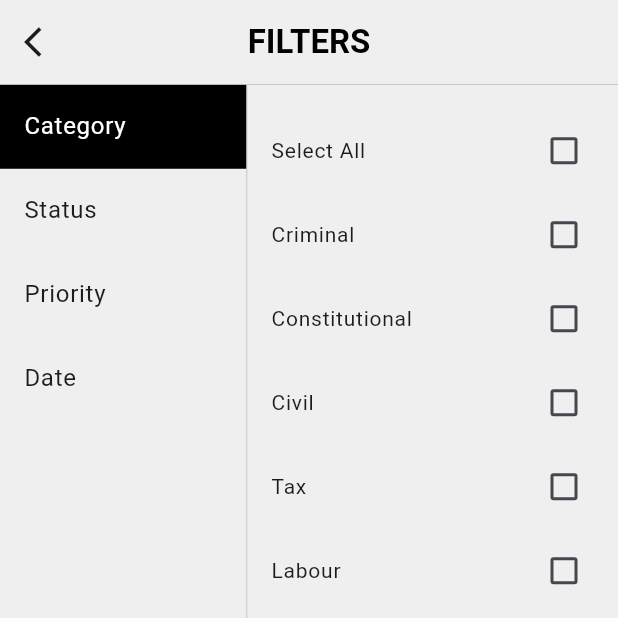
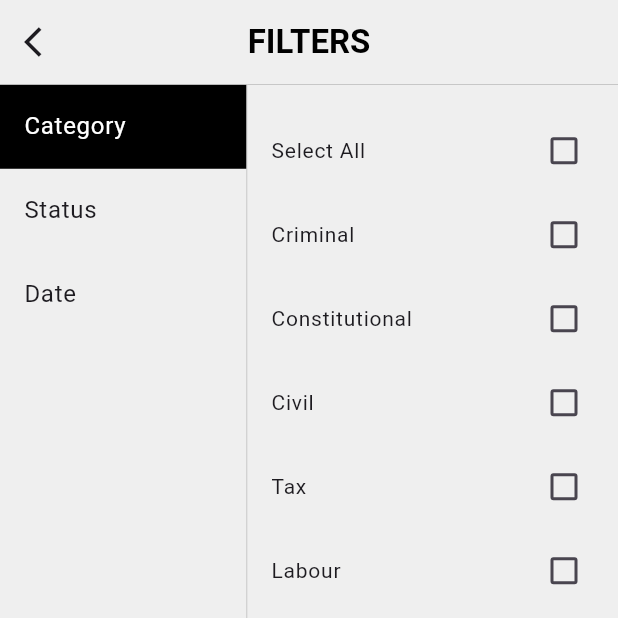
Before and after one commit to major-project326/case_flow_management, a Flutter app: the CaseFiltersPage screen opened directly, on a phone screen of 412 x 824 dp, the top half of it. Run offline on Flutter 3.47's test engine with Material 3 defaults, Android fonts, the phone set to English and light mode, and no system bars; our stand-ins replace badges, cloud_firestore, firebase_auth, firebase_core, get; missing offline and left inert: cunning_document_scanner, google_mlkit_text_recognition; accounts and stored records are empty.

Commit message:
Filters modified

```diff
--- a/lib/controllers/cases_controller.dart
+++ b/lib/controllers/cases_controller.dart
@@ -90,16 +90,12 @@ class CasesController extends GetxController {
 
   // FILTER & SEARCH CASES --------------------------------------------------------
 
-  List<String> categories = ["Category", "Status", "Priority", "Date"];
+  List<String> categories = ["Category", "Status", "Date"];
   Rx<int> selectedCategory = 0.obs;
   RxList<String> dates = <String>[].obs;
 
-  RxMap<String, Set<String>> selectedFilters = <String, Set<String>>{
-    "Category": {},
-    "Status": {},
-    "Priority": {},
-    "Date": {}
-  }.obs;
+  RxMap<String, Set<String>> selectedFilters =
+      <String, Set<String>>{"Category": {}, "Status": {}, "Date": {}}.obs;
 
   void setSelectedCategory(int value) {
     selectedCategory.value = value;
@@ -139,10 +135,6 @@ class CasesController extends GetxController {
             Constants.statusColorMap.keys.length) {
       return true;
     } else if (selectedCategory.value == 2 &&
-        selectedFilters["Priority"]!.length ==
-            Constants.priorityFilters.length) {
-      return true;
-    } else if (selectedCategory.value == 3 &&
         selectedFilters["Date"]!.length == dates.length) {
       return true;
     }
@@ -153,7 +145,6 @@ class CasesController extends GetxController {
     selectedFilters.value = <String, Set<String>>{
       "Category": {},
       "Status": {},
-      "Priority": {},
       "Date": {}
     };
     selectedFilters.refresh();
@@ -183,12 +174,8 @@ class CasesController extends GetxController {
             selectedFilters["Status"]!.add(item);
           }
           break;
+
         case 2:
-          for (String item in Constants.priorityFilters) {
-            selectedFilters["Priority"]!.add(item);
-          }
-          break;
-        case 3:
           for (String item in dates) {
             selectedFilters["Date"]!.add(item);
           }
@@ -206,12 +193,8 @@ class CasesController extends GetxController {
             selectedFilters["Status"]!.remove(item);
           }
           break;
+
         case 2:
-          for (String item in Constants.priorityFilters) {
-            selectedFilters["Priority"]!.remove(item);
-          }
-          break;
-        case 3:
           for (String item in dates) {
             selectedFilters["Date"]!.remove(item);
           }
@@ -230,7 +213,6 @@ class CasesController extends GetxController {
           selectedFilters["Status"]!.isEmpty ||
           selectedFilters["Status"]!.contains(caseItem.status);
 
-      // Extract year-month from uploadDateTime in "YYYY-MM" format
       String caseMonth =
           DateFormat("MMMM yyyy").format(caseItem.uploadDateTime);
       bool monthMatch = selectedFilters["Date"] == null ||
--- a/lib/res/constants/constants.dart
+++ b/lib/res/constants/constants.dart
@@ -38,17 +38,4 @@ class Constants {
     "Ongoing",
     "Closed",
   ];
-
-  static final List<String> priorityFilters = [
-    "0% - 10%",
-    "10% - 20%",
-    "20% - 30%",
-    "30% - 40%",
-    "40% - 50%",
-    "50% - 60%",
-    "60% - 70%",
-    "70% - 80%",
-    "80% - 90%",
-    "90% - 100%",
-  ];
 }
--- a/lib/view/screens/case_filters_page.dart
+++ b/lib/view/screens/case_filters_page.dart
@@ -129,23 +129,6 @@ class _CaseFiltersPageState extends State<CaseFiltersPage> {
                           ),
                         ),
                       if (casesController.selectedCategory.value == 2)
-                        ...List.generate(
-                          Constants.priorityFilters.length,
-                          (index) => CheckboxListTile(
-                            contentPadding: const EdgeInsets.all(0),
-                            checkColor: Colors.white,
-                            activeColor: Colors.black,
-                            title: Text(Constants.priorityFilters[index],
-                                style: TextStyle(fontSize: 14)),
-                            value: casesController.selectedFilters["Priority"]!
-                                .contains(Constants.priorityFilters[index]),
-                            onChanged: (val) {
-                              casesController.handleFilterPressed(
-                                  "Priority", Constants.priorityFilters[index]);
-                            },
-                          ),
-                        ),
-                      if (casesController.selectedCategory.value == 3)
                         ...List.generate(casesController.dates.length, (index) {
                           return CheckboxListTile(
                             contentPadding: const EdgeInsets.all(0),
```
Also changed, not shown: lib/res/constants/dummy_data.dart (deleted, +0 -164 lines).
